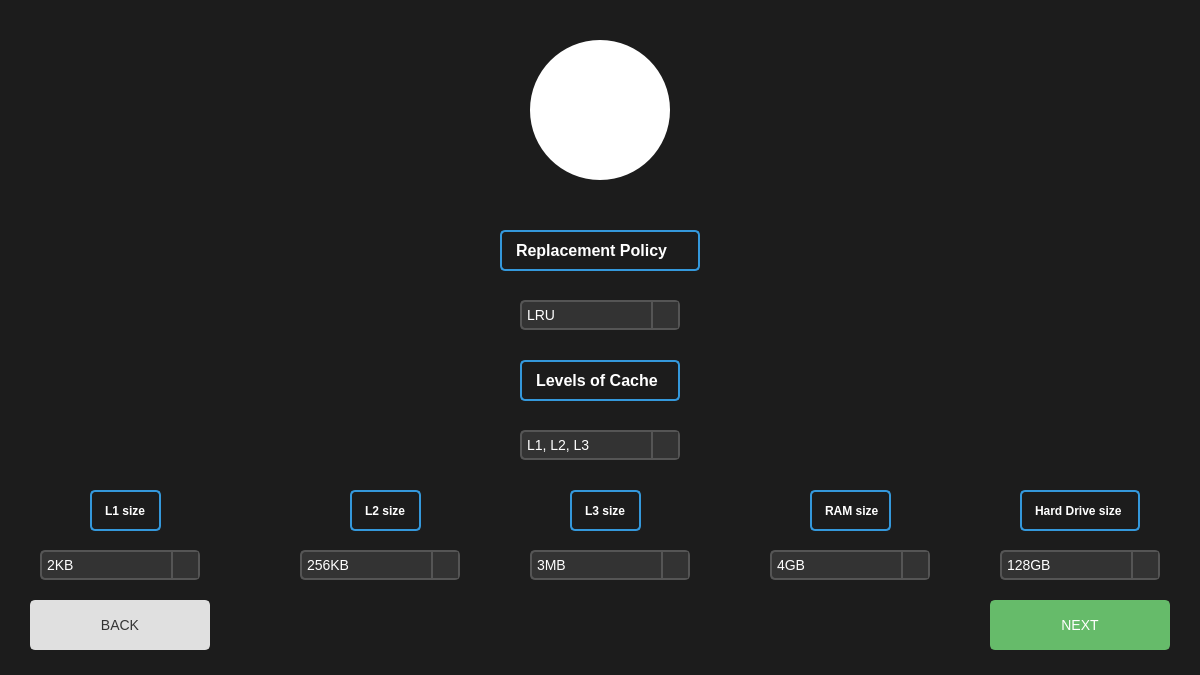
The window that setup-menu.ui (Lucimad007/MemoryStalker) describes before a commit, drawn with Qt 5.
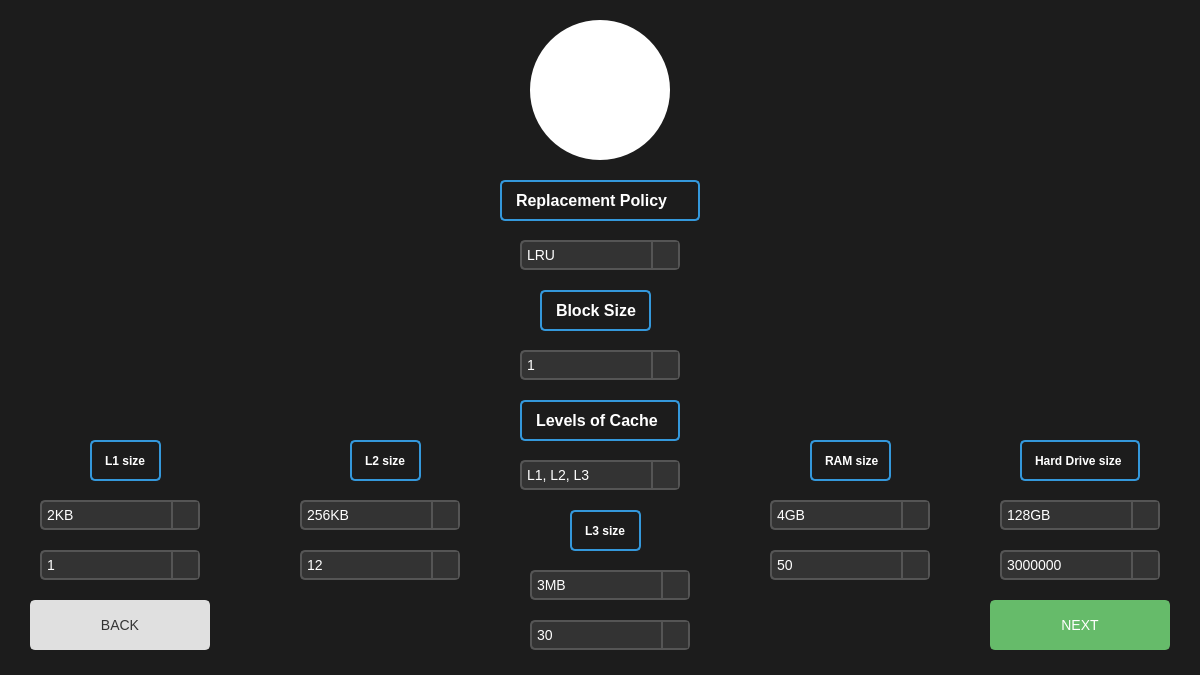
The same window after the commit. Icons and pictures are not drawn.

Commit message: update setup menu

Patch:
```diff
--- a/setup-menu.ui
+++ b/setup-menu.ui
@@ -24,7 +24,7 @@
    <property name="geometry">
     <rect>
      <x>530</x>
-     <y>40</y>
+     <y>20</y>
      <width>140</width>
      <height>140</height>
     </rect>
@@ -130,7 +130,7 @@
    <property name="geometry">
     <rect>
      <x>520</x>
-     <y>300</y>
+     <y>240</y>
      <width>160</width>
      <height>30</height>
     </rect>
@@ -195,7 +195,7 @@
    <property name="geometry">
     <rect>
      <x>500</x>
-     <y>230</y>
+     <y>180</y>
      <width>200</width>
      <height>41</height>
     </rect>
@@ -216,7 +216,7 @@
    <property name="geometry">
     <rect>
      <x>520</x>
-     <y>360</y>
+     <y>400</y>
      <width>160</width>
      <height>41</height>
     </rect>
@@ -237,7 +237,7 @@
    <property name="geometry">
     <rect>
      <x>520</x>
-     <y>430</y>
+     <y>460</y>
      <width>160</width>
      <height>30</height>
     </rect>
@@ -305,7 +305,7 @@
    <property name="geometry">
     <rect>
      <x>90</x>
-     <y>490</y>
+     <y>440</y>
      <width>71</width>
      <height>41</height>
     </rect>
@@ -326,7 +326,7 @@
    <property name="geometry">
     <rect>
      <x>40</x>
-     <y>550</y>
+     <y>500</y>
      <width>160</width>
      <height>30</height>
     </rect>
@@ -396,7 +396,7 @@
    <property name="geometry">
     <rect>
      <x>350</x>
-     <y>490</y>
+     <y>440</y>
      <width>71</width>
      <height>41</height>
     </rect>
@@ -417,7 +417,7 @@
    <property name="geometry">
     <rect>
      <x>570</x>
-     <y>490</y>
+     <y>510</y>
      <width>71</width>
      <height>41</height>
     </rect>
@@ -440,7 +440,7 @@
    <property name="geometry">
     <rect>
      <x>810</x>
-     <y>490</y>
+     <y>440</y>
      <width>81</width>
      <height>41</height>
     </rect>
@@ -461,7 +461,7 @@
    <property name="geometry">
     <rect>
      <x>1020</x>
-     <y>490</y>
+     <y>440</y>
      <width>120</width>
      <height>41</height>
     </rect>
@@ -482,7 +482,7 @@
    <property name="geometry">
     <rect>
      <x>300</x>
-     <y>550</y>
+     <y>500</y>
      <width>160</width>
      <height>30</height>
     </rect>
@@ -542,7 +542,7 @@
    <property name="geometry">
     <rect>
      <x>530</x>
-     <y>550</y>
+     <y>570</y>
      <width>160</width>
      <height>30</height>
     </rect>
@@ -607,7 +607,7 @@
    <property name="geometry">
     <rect>
      <x>770</x>
-     <y>550</y>
+     <y>500</y>
      <width>160</width>
      <height>30</height>
     </rect>
@@ -672,7 +672,7 @@
    <property name="geometry">
     <rect>
      <x>1000</x>
-     <y>550</y>
+     <y>500</y>
      <width>160</width>
      <height>30</height>
     </rect>
@@ -728,6 +728,412 @@
     </property>
    </item>
   </widget>
+  <widget class="QComboBox" name="L1SpeedCB">
+   <property name="geometry">
+    <rect>
+     <x>40</x>
+     <y>550</y>
+     <width>160</width>
+     <height>30</height>
+    </rect>
+   </property>
+   <property name="styleSheet">
+    <string notr="true">/* Style for the combo box */
+QComboBox {
+    background-color: #333333; /* Dark background */
+    color: #FFFFFF; /* White text */
+    border: 2px solid #555555; /* Dark gray border */
+    border-radius: 5px; /* Rounded corners */
+    padding: 5px;
+    font-size: 14px;
+}
+
+/* Style for the combo box when it is focused */
+QComboBox:focus {
+    border: 2px solid #777777; /* Lighter gray border when focused */
+}
+
+/* Style for the drop-down arrow */
+QComboBox::drop-down {
+    background-color: #333333; /* Dark background */
+    border-left: 2px solid #555555; /* Dark gray border on the left */
+    width: 25px;
+}
+
+/* Style for the down arrow inside the drop-down */
+QComboBox::down-arrow {
+    image: url(:/down-arrow.png); /* Path to your custom down arrow image */
+    width: 16px;
+    height: 16px;
+}
+
+/* Style for the combo box popup (the drop-down list) */
+QComboBox QAbstractItemView {
+    background-color: #333333; /* Dark background for the drop-down list */
+    color: #FFFFFF; /* White text for the items */
+    selection-background-color: #555555; /* Dark gray background for selected item */
+    selection-color: #FFFFFF; /* White text for selected item */
+    border: 1px solid #555555; /* Dark gray border */
+}
+</string>
+   </property>
+   <item>
+    <property name="text">
+     <string>1</string>
+    </property>
+   </item>
+   <item>
+    <property name="text">
+     <string>2</string>
+    </property>
+   </item>
+   <item>
+    <property name="text">
+     <string>3</string>
+    </property>
+   </item>
+  </widget>
+  <widget class="QComboBox" name="L2SpeedCB">
+   <property name="geometry">
+    <rect>
+     <x>300</x>
+     <y>550</y>
+     <width>160</width>
+     <height>30</height>
+    </rect>
+   </property>
+   <property name="styleSheet">
+    <string notr="true">/* Style for the combo box */
+QComboBox {
+    background-color: #333333; /* Dark background */
+    color: #FFFFFF; /* White text */
+    border: 2px solid #555555; /* Dark gray border */
+    border-radius: 5px; /* Rounded corners */
+    padding: 5px;
+    font-size: 14px;
+}
+
+/* Style for the combo box when it is focused */
+QComboBox:focus {
+    border: 2px solid #777777; /* Lighter gray border when focused */
+}
+
+/* Style for the drop-down arrow */
+QComboBox::drop-down {
+    background-color: #333333; /* Dark background */
+    border-left: 2px solid #555555; /* Dark gray border on the left */
+    width: 25px;
+}
+
+/* Style for the down arrow inside the drop-down */
+QComboBox::down-arrow {
+    image: url(:/down-arrow.png); /* Path to your custom down arrow image */
+    width: 16px;
+    height: 16px;
+}
+
+/* Style for the combo box popup (the drop-down list) */
+QComboBox QAbstractItemView {
+    background-color: #333333; /* Dark background for the drop-down list */
+    color: #FFFFFF; /* White text for the items */
+    selection-background-color: #555555; /* Dark gray background for selected item */
+    selection-color: #FFFFFF; /* White text for selected item */
+    border: 1px solid #555555; /* Dark gray border */
+}
+</string>
+   </property>
+   <item>
+    <property name="text">
+     <string>12</string>
+    </property>
+   </item>
+   <item>
+    <property name="text">
+     <string>25</string>
+    </property>
+   </item>
+  </widget>
+  <widget class="QComboBox" name="L3SpeedCB">
+   <property name="geometry">
+    <rect>
+     <x>530</x>
+     <y>620</y>
+     <width>160</width>
+     <height>30</height>
+    </rect>
+   </property>
+   <property name="styleSheet">
+    <string notr="true">/* Style for the combo box */
+QComboBox {
+    background-color: #333333; /* Dark background */
+    color: #FFFFFF; /* White text */
+    border: 2px solid #555555; /* Dark gray border */
+    border-radius: 5px; /* Rounded corners */
+    padding: 5px;
+    font-size: 14px;
+}
+
+/* Style for the combo box when it is focused */
+QComboBox:focus {
+    border: 2px solid #777777; /* Lighter gray border when focused */
+}
+
+/* Style for the drop-down arrow */
+QComboBox::drop-down {
+    background-color: #333333; /* Dark background */
+    border-left: 2px solid #555555; /* Dark gray border on the left */
+    width: 25px;
+}
+
+/* Style for the down arrow inside the drop-down */
+QComboBox::down-arrow {
+    image: url(:/down-arrow.png); /* Path to your custom down arrow image */
+    width: 16px;
+    height: 16px;
+}
+
+/* Style for the combo box popup (the drop-down list) */
+QComboBox QAbstractItemView {
+    background-color: #333333; /* Dark background for the drop-down list */
+    color: #FFFFFF; /* White text for the items */
+    selection-background-color: #555555; /* Dark gray background for selected item */
+    selection-color: #FFFFFF; /* White text for selected item */
+    border: 1px solid #555555; /* Dark gray border */
+}
+</string>
+   </property>
+   <item>
+    <property name="text">
+     <string>30</string>
+    </property>
+   </item>
+   <item>
+    <property name="text">
+     <string>40</string>
+    </property>
+   </item>
+  </widget>
+  <widget class="QComboBox" name="ramSpeedCB">
+   <property name="geometry">
+    <rect>
+     <x>770</x>
+     <y>550</y>
+     <width>160</width>
+     <height>30</height>
+    </rect>
+   </property>
+   <property name="styleSheet">
+    <string notr="true">/* Style for the combo box */
+QComboBox {
+    background-color: #333333; /* Dark background */
+    color: #FFFFFF; /* White text */
+    border: 2px solid #555555; /* Dark gray border */
+    border-radius: 5px; /* Rounded corners */
+    padding: 5px;
+    font-size: 14px;
+}
+
+/* Style for the combo box when it is focused */
+QComboBox:focus {
+    border: 2px solid #777777; /* Lighter gray border when focused */
+}
+
+/* Style for the drop-down arrow */
+QComboBox::drop-down {
+    background-color: #333333; /* Dark background */
+    border-left: 2px solid #555555; /* Dark gray border on the left */
+    width: 25px;
+}
+
+/* Style for the down arrow inside the drop-down */
+QComboBox::down-arrow {
+    image: url(:/down-arrow.png); /* Path to your custom down arrow image */
+    width: 16px;
+    height: 16px;
+}
+
+/* Style for the combo box popup (the drop-down list) */
+QComboBox QAbstractItemView {
+    background-color: #333333; /* Dark background for the drop-down list */
+    color: #FFFFFF; /* White text for the items */
+    selection-background-color: #555555; /* Dark gray background for selected item */
+    selection-color: #FFFFFF; /* White text for selected item */
+    border: 1px solid #555555; /* Dark gray border */
+}
+</string>
+   </property>
+   <item>
+    <property name="text">
+     <string>50</string>
+    </property>
+   </item>
+   <item>
+    <property name="text">
+     <string>70</string>
+    </property>
+   </item>
+   <item>
+    <property name="text">
+     <string>100</string>
+    </property>
+   </item>
+  </widget>
+  <widget class="QComboBox" name="hardDriveSpeedCB">
+   <property name="geometry">
+    <rect>
+     <x>1000</x>
+     <y>550</y>
+     <width>160</width>
+     <height>30</height>
+    </rect>
+   </property>
+   <property name="styleSheet">
+    <string notr="true">/* Style for the combo box */
+QComboBox {
+    background-color: #333333; /* Dark background */
+    color: #FFFFFF; /* White text */
+    border: 2px solid #555555; /* Dark gray border */
+    border-radius: 5px; /* Rounded corners */
+    padding: 5px;
+    font-size: 14px;
+}
+
+/* Style for the combo box when it is focused */
+QComboBox:focus {
+    border: 2px solid #777777; /* Lighter gray border when focused */
+}
+
+/* Style for the drop-down arrow */
+QComboBox::drop-down {
+    background-color: #333333; /* Dark background */
+    border-left: 2px solid #555555; /* Dark gray border on the left */
+    width: 25px;
+}
+
+/* Style for the down arrow inside the drop-down */
+QComboBox::down-arrow {
+    image: url(:/down-arrow.png); /* Path to your custom down arrow image */
+    width: 16px;
+    height: 16px;
+}
+
+/* Style for the combo box popup (the drop-down list) */
+QComboBox QAbstractItemView {
+    background-color: #333333; /* Dark background for the drop-down list */
+    color: #FFFFFF; /* White text for the items */
+    selection-background-color: #555555; /* Dark gray background for selected item */
+    selection-color: #FFFFFF; /* White text for selected item */
+    border: 1px solid #555555; /* Dark gray border */
+}
+</string>
+   </property>
+   <item>
+    <property name="text">
+     <string>3000000</string>
+    </property>
+   </item>
+   <item>
+    <property name="text">
+     <string>10000000</string>
+    </property>
+   </item>
+   <item>
+    <property name="text">
+     <string>15000000</string>
+    </property>
+   </item>
+  </widget>
+  <widget class="QLabel" name="blockSizeLbl">
+   <property name="geometry">
+    <rect>
+     <x>540</x>
+     <y>290</y>
+     <width>111</width>
+     <height>41</height>
+    </rect>
+   </property>
+   <property name="styleSheet">
+    <string notr="true">color: white; 
+font-size: 16px; 
+font-weight: bold;
+ padding: 10px;
+ border: 2px solid #3498db; 
+border-radius: 5px;</string>
+   </property>
+   <property name="text">
+    <string>Block Size</string>
+   </property>
+  </widget>
+  <widget class="QComboBox" name="blockSizeCB">
+   <property name="geometry">
+    <rect>
+     <x>520</x>
+     <y>350</y>
+     <width>160</width>
+     <height>30</height>
+    </rect>
+   </property>
+   <property name="styleSheet">
+    <string notr="true">/* Style for the combo box */
+QComboBox {
+    background-color: #333333; /* Dark background */
+    color: #FFFFFF; /* White text */
+    border: 2px solid #555555; /* Dark gray border */
+    border-radius: 5px; /* Rounded corners */
+    padding: 5px;
+    font-size: 14px;
+}
+
+/* Style for the combo box when it is focused */
+QComboBox:focus {
+    border: 2px solid #777777; /* Lighter gray border when focused */
+}
+
+/* Style for the drop-down arrow */
+QComboBox::drop-down {
+    background-color: #333333; /* Dark background */
+    border-left: 2px solid #555555; /* Dark gray border on the left */
+    width: 25px;
+}
+
+/* Style for the down arrow inside the drop-down */
+QComboBox::down-arrow {
+    image: url(:/down-arrow.png); /* Path to your custom down arrow image */
+    width: 16px;
+    height: 16px;
+}
+
+/* Style for the combo box popup (the drop-down list) */
+QComboBox QAbstractItemView {
+    background-color: #333333; /* Dark background for the drop-down list */
+    color: #FFFFFF; /* White text for the items */
+    selection-background-color: #555555; /* Dark gray background for selected item */
+    selection-color: #FFFFFF; /* White text for selected item */
+    border: 1px solid #555555; /* Dark gray border */
+}
+</string>
+   </property>
+   <item>
+    <property name="text">
+     <string>1</string>
+    </property>
+   </item>
+   <item>
+    <property name="text">
+     <string>2</string>
+    </property>
+   </item>
+   <item>
+    <property name="text">
+     <string>4</string>
+    </property>
+   </item>
+   <item>
+    <property name="text">
+     <string>12</string>
+    </property>
+   </item>
+  </widget>
  </widget>
  <resources>
   <include location="icons.qrc"/>
```
